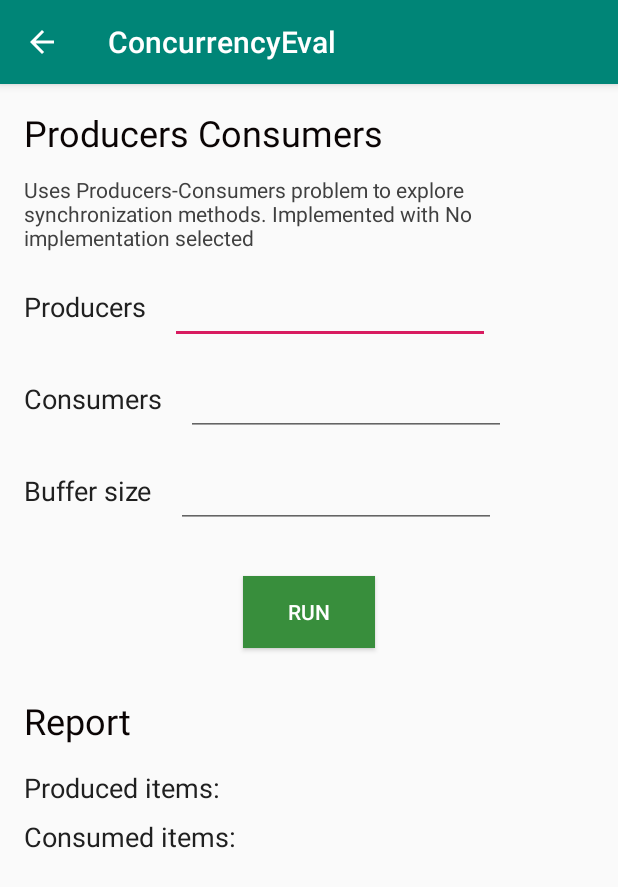
After one commit to WilliamWV/androidConcAndSync, an Android app: the ProdConsActivity screen opened directly, with no data from a screen before it, on a phone screen of 412 x 824 dp. The commit adds this screen. Shown: the top 887 px of the screen. Run offline under Robolectric (Android 15) with nearby library versions, the phone set to English and light mode, and no system bars.

Commit message:
Implemented ProcConsActivity

```diff
--- a/app/src/main/java/com/example/concurrencyeval/Constants.kt
+++ b/app/src/main/java/com/example/concurrencyeval/Constants.kt
@@ -8,6 +8,7 @@
     const val CONCURR_SUM: Int = 1
     const val PHILOSOPHERS: Int = 2
     const val DOWNLOAD_FILE: Int = 3
+    const val PROD_CONS: Int = 4
 
     // Implementations identification
 
@@ -18,6 +19,10 @@
     const val HAMER: Int = 4
     const val COROUTINES: Int = 5
     const val THREADS_BARRIER: Int = 6
+    const val SEMAPHORE: Int = 7
+    const val SYNCHRONIZED: Int = 8
+    const val ATOMIC: Int = 9
+    const val LOCK: Int = 10
 
     // Image names
 
@@ -39,14 +44,16 @@
     val problemNames = hashMapOf(
         MATRIX_MULT to "Matrix multiplication", CONCURR_SUM to "Concurrent sum",
         PHILOSOPHERS to "Philosophers", DOWNLOAD_FILE to "Download of image",
-        -1 to "No problem selected"
+        PROD_CONS to "Producers and Consumers", -1 to "No problem selected"
     )
 
     //Implmentation names
     val implNames = hashMapOf(
         THREADS to "Threads", THREAD_POOL to "ThreadPool", ASYNC_TASK to "AsyncTask",
         INTENT_SERV to "IntentServices", HAMER to "HaMeR framework", COROUTINES to "Kotlin coroutines",
-        THREADS_BARRIER to "Threads with barriers", -1 to "No implementation selected"
+        THREADS_BARRIER to "Threads with barriers", SEMAPHORE to "Semaphore",
+        SYNCHRONIZED to "Synchronized", ATOMIC to "Atomic variables", LOCK to "Lock",
+        -1 to "No implementation selected"
     )
 
     //Images URLS
@@ -86,6 +93,11 @@
             RUN_BUTTON to R.id.fd_run_button,
             DESCRIPTION_TV to R.id.fd_tv_description,
             PROGRESS_BAR to R.id.fd_progressBar
+        ),
+        PROD_CONS to hashMapOf(
+            RUN_BUTTON to R.id.pc_run_button,
+            DESCRIPTION_TV to R.id.pc_tv_description,
+            PROGRESS_BAR to R.id.pc_progressBar
         )
     )
 
--- a/app/src/main/java/com/example/concurrencyeval/activities/InitActivity.kt
+++ b/app/src/main/java/com/example/concurrencyeval/activities/InitActivity.kt
@@ -19,7 +19,8 @@
 
     private val problemsPositionMap = hashMapOf(
         0 to Constants.MATRIX_MULT, 1 to Constants.PHILOSOPHERS,
-        2 to Constants.CONCURR_SUM, 3 to Constants.DOWNLOAD_FILE
+        2 to Constants.CONCURR_SUM, 3 to Constants.DOWNLOAD_FILE,
+        4 to Constants.PROD_CONS
     )
 
     private var implsPositionMap = hashMapOf(
@@ -82,6 +83,16 @@
                     )
                 )
             }
+            Constants.PROD_CONS -> {
+                updateSpinnerToProblem(
+                    R.array.pc_implementations,
+                    hashMapOf(
+                        0 to Constants.SEMAPHORE, 1 to Constants.SYNCHRONIZED,
+                        2 to Constants.ATOMIC, 3 to Constants.LOCK
+                    )
+
+                )
+            }
         }
     }
 
@@ -125,7 +136,8 @@
                 Constants.MATRIX_MULT   -> Intent(this, MatMultActivity::class.java)
                 Constants.CONCURR_SUM   -> Intent(this, ConcSumActivity::class.java)
                 Constants.PHILOSOPHERS  -> Intent(this, PhilosophersActivity::class.java)
-                Constants.DOWNLOAD_FILE    -> Intent(this, ImgDownloadActivity::class.java)
+                Constants.DOWNLOAD_FILE -> Intent(this, ImgDownloadActivity::class.java)
+                Constants.PROD_CONS     -> Intent(this, ProdConsActivity::class.java)
 
                 else -> Intent(this, ProblemActivity::class.java).apply {
                     putExtra(Constants.PROBLEM_EXTRA, selectedProblem)
--- /dev/null
+++ b/app/src/main/java/com/example/concurrencyeval/activities/ProdConsActivity.kt
@@ -0,0 +1,43 @@
+package com.example.concurrencyeval.activities
+
+import android.os.Bundle
+import android.view.View
+import android.widget.EditText
+import android.widget.TextView
+import com.example.concurrencyeval.Constants
+import com.example.concurrencyeval.R
+import com.example.concurrencyeval.util.RunReport
+
+class ProdConsActivity : AbstractActivity(Constants.PROD_CONS) {
+
+    override fun onCreate(savedInstanceState: Bundle?) {
+        super.setImplementation(intent.getIntExtra(Constants.IMPL_EXTRA, -1))
+        setContentView(R.layout.activity_prodcons)
+
+        super.onCreate(savedInstanceState)
+
+        super.mRunButton.setOnClickListener {
+            super.mProgress.visibility = View.VISIBLE
+            val producers: Int = findViewById<EditText>(R.id.pc_et_producers).text.toString().toInt()
+            val consumers: Int = findViewById<EditText>(R.id.pc_et_consumers).text.toString().toInt()
+            val bufferSize: Int = findViewById<EditText>(R.id.pc_et_buffer).text.toString().toInt()
+            when(super.mImplementation){
+
+                else -> this.updateReport(RunReport(-1))
+            }
+        }
+
+    }
+
+    override fun updateReport(report: RunReport) {
+        val producedTV: TextView = findViewById(R.id.pc_prod_items_report)
+        val consumedTV: TextView = findViewById(R.id.pc_cons_items_report)
+        val producedReport = report.prod.toString()
+        val consumedReport = report.cons.toString()
+
+        producedTV.text = producedReport
+        consumedTV.text = consumedReport
+
+        super.mProgress.visibility = View.INVISIBLE
+    }
+}
--- a/app/src/main/java/com/example/concurrencyeval/util/RunReport.kt
+++ b/app/src/main/java/com/example/concurrencyeval/util/RunReport.kt
@@ -7,6 +7,8 @@
     val avg: Double
     val std: Double
     val ans: Any?
+    val prod: Int
+    val cons: Int
 
     private val noTime: Long = -1
     private val noAvg: Double = 0.0
@@ -17,6 +19,8 @@
         this.avg = this.noAvg
         this.std = this.noStd
         this.ans = null
+        this.prod = 0
+        this.cons = 0
     }
     constructor(share: IntArray){
         this.time = this.noTime
@@ -28,6 +32,8 @@
         }
         this.std = diffs/share.size
         this.ans = null
+        this.prod = 0
+        this.cons = 0
     }
 
     constructor(time: Long, ans: Any?){
@@ -35,6 +41,17 @@
         this.ans = ans
         this.std = this.noStd
         this.avg = this.noAvg
+        this.prod = 0
+        this.cons = 0
+    }
+
+    constructor(producedItems: Int, consumedItems: Int){
+        this.prod = producedItems
+        this.cons = consumedItems
+        this.time = this.noTime
+        this.ans = null
+        this.std = this.noStd
+        this.avg = this.noAvg
     }
 
 }
--- /dev/null
+++ b/app/src/main/res/layout/activity_prodcons.xml
@@ -0,0 +1,155 @@
+<?xml version="1.0" encoding="utf-8"?>
+<ScrollView xmlns:android="http://schemas.android.com/apk/res/android"
+    xmlns:app="http://schemas.android.com/apk/res-auto"
+    xmlns:tools="http://schemas.android.com/tools"
+    android:layout_width="match_parent"
+    android:layout_height="match_parent" >
+
+    <android.support.constraint.ConstraintLayout
+        android:layout_width="match_parent"
+        android:layout_height="wrap_content"
+        tools:context=".activities.ProdConsActivity">
+
+        <TextView
+            android:text="@string/pc_title"
+            android:layout_width="wrap_content"
+            android:layout_height="wrap_content"
+            android:id="@+id/pc_tv_title" app:layout_constraintStart_toStartOf="parent"
+            android:layout_marginStart="16dp" app:layout_constraintTop_toTopOf="parent"
+            android:textColor="@color/titleColor" android:textSize="24sp" android:layout_marginTop="16dp"/>
+        <TextView
+            android:text="@string/pc_description"
+            android:layout_width="0dp"
+            android:layout_height="wrap_content"
+            android:id="@+id/pc_tv_description"
+            app:layout_constraintTop_toBottomOf="@+id/pc_tv_title" app:layout_constraintStart_toStartOf="parent"
+            android:layout_marginLeft="16dp" android:layout_marginStart="16dp"
+            android:textColor="@color/descriptionColor"
+            android:layout_marginTop="12dp" app:layout_constraintEnd_toEndOf="parent" android:layout_marginRight="16dp"
+            android:layout_marginEnd="16dp" android:gravity="start"/>
+        <TextView
+            android:text="@string/pc_producers_label"
+            android:layout_width="wrap_content"
+            android:layout_height="wrap_content"
+            android:id="@+id/pc_tv_producers" android:layout_marginTop="24dp"
+            app:layout_constraintTop_toBottomOf="@+id/pc_tv_description" app:layout_constraintStart_toStartOf="parent"
+            android:layout_marginStart="16dp" android:textColor="@color/textColor"
+            android:textSize="18sp"/>
+        <TextView
+            android:text="@string/pc_consumers_label"
+            android:layout_width="wrap_content"
+            android:layout_height="wrap_content"
+            android:id="@+id/pc_tv_consumers"
+            app:layout_constraintStart_toStartOf="parent"
+            android:layout_marginStart="16dp" android:textColor="@color/textColor"
+            android:textSize="18sp"
+            app:layout_constraintTop_toBottomOf="@+id/pc_et_producers" android:layout_marginTop="24dp"/>
+        <EditText
+            android:layout_width="wrap_content"
+            android:layout_height="wrap_content"
+            android:ems="10"
+            android:id="@+id/pc_et_producers"
+            app:layout_constraintStart_toEndOf="@+id/pc_tv_producers" android:layout_marginStart="16dp"
+            android:layout_marginTop="16dp"
+            app:layout_constraintTop_toBottomOf="@+id/pc_tv_description"
+            android:textColor="@color/descriptionColor" android:inputType="numberDecimal" tools:ignore="Autofill"
+            android:labelFor="@id/pc_et_producers"/>
+        <EditText
+            android:layout_width="wrap_content"
+            android:layout_height="wrap_content"
+            android:ems="10"
+            android:id="@+id/pc_et_consumers"
+            app:layout_constraintStart_toEndOf="@+id/pc_tv_consumers" android:layout_marginStart="16dp"
+            android:textColor="@color/descriptionColor" android:inputType="numberDecimal" tools:ignore="Autofill"
+            android:layout_marginTop="16dp" app:layout_constraintTop_toBottomOf="@+id/pc_et_producers"
+            android:labelFor="@id/pc_et_consumers"/>
+        <TextView
+            android:text="@string/pc_buffer_size_label"
+            android:layout_width="wrap_content"
+            android:layout_height="wrap_content"
+            android:id="@+id/pc_tv_buffer"
+            app:layout_constraintStart_toStartOf="parent"
+            android:layout_marginStart="16dp" android:textColor="@color/textColor"
+            android:textSize="18sp"
+            app:layout_constraintTop_toBottomOf="@+id/pc_et_consumers" android:layout_marginTop="24dp"/>
+        <EditText
+            android:layout_width="wrap_content"
+            android:layout_height="wrap_content"
+            android:ems="10"
+            android:id="@+id/pc_et_buffer"
+            app:layout_constraintStart_toEndOf="@+id/pc_tv_buffer" android:layout_marginStart="16dp"
+            android:textColor="@color/descriptionColor" android:inputType="numberDecimal" tools:ignore="Autofill"
+            android:layout_marginTop="16dp" app:layout_constraintTop_toBottomOf="@+id/pc_et_consumers"
+            android:labelFor="@id/pc_et_buffer"/>
+
+        <Button
+            android:id="@+id/pc_run_button"
+            android:layout_width="wrap_content"
+            android:layout_height="wrap_content"
+            android:layout_marginStart="8dp"
+            android:layout_marginLeft="8dp"
+            android:layout_marginTop="32dp"
+            android:layout_marginEnd="8dp"
+            android:layout_marginRight="8dp"
+            android:background="@color/buttonColor"
+            android:text="@string/run_button"
+            android:textColor="@color/white"
+            app:layout_constraintEnd_toEndOf="parent"
+            app:layout_constraintStart_toStartOf="parent"
+            app:layout_constraintTop_toBottomOf="@+id/pc_et_buffer" />
+        <TextView
+            android:text="@string/report"
+            android:layout_width="wrap_content"
+            android:layout_height="wrap_content"
+            android:id="@+id/pc_tv_report" android:layout_marginTop="32dp"
+            app:layout_constraintTop_toBottomOf="@+id/pc_run_button" app:layout_constraintStart_toStartOf="parent"
+            android:layout_marginStart="16dp" android:textSize="24sp"
+            android:textColor="@color/titleColor"/>
+        <TextView
+            android:text="@string/produced_items"
+            android:layout_width="wrap_content"
+            android:layout_height="wrap_content"
+            android:id="@+id/pc_prod_items_label" android:layout_marginTop="16dp"
+            app:layout_constraintTop_toBottomOf="@+id/pc_tv_report" app:layout_constraintStart_toStartOf="parent"
+            android:layout_marginStart="16dp" android:textColor="@color/textColor"
+            android:textSize="18sp"/>
+        <TextView
+            android:layout_width="wrap_content"
+            android:layout_height="wrap_content"
+            android:id="@+id/pc_prod_items_report" app:layout_constraintStart_toEndOf="@+id/pc_prod_items_label"
+            android:layout_marginStart="8dp" android:layout_marginTop="16dp"
+            app:layout_constraintTop_toBottomOf="@+id/pc_tv_report" android:textSize="18sp"/>
+
+        <TextView
+            android:id="@+id/pc_cons_items_label"
+            android:layout_width="wrap_content"
+            android:layout_height="wrap_content"
+            android:layout_marginStart="16dp"
+            android:layout_marginTop="8dp"
+            android:text="@string/consumed_items"
+            android:textColor="@color/textColor"
+            android:textSize="18sp"
+            app:layout_constraintStart_toStartOf="parent"
+            app:layout_constraintTop_toBottomOf="@+id/pc_prod_items_label" />
+        <TextView
+            android:layout_width="wrap_content"
+            android:layout_height="wrap_content"
+            android:id="@+id/pc_cons_items_report" app:layout_constraintStart_toEndOf="@+id/pc_cons_items_label"
+            android:layout_marginStart="8dp" android:layout_marginTop="16dp"
+            app:layout_constraintTop_toBottomOf="@+id/pc_prod_items_report" android:textSize="18sp"/>
+
+        <ProgressBar
+            android:id="@+id/pc_progressBar"
+            style="@style/Widget.AppCompat.ProgressBar"
+            android:layout_width="wrap_content"
+            android:layout_height="wrap_content"
+            android:layout_marginStart="4dp"
+            android:layout_marginTop="32dp"
+            android:indeterminateTint="@color/progressColor"
+            android:visibility="invisible"
+            app:layout_constraintStart_toEndOf="@+id/pc_run_button"
+            app:layout_constraintTop_toBottomOf="@+id/pc_et_consumers"
+            tools:targetApi="lollipop" />
+
+    </android.support.constraint.ConstraintLayout>
+</ScrollView>
--- a/app/src/main/res/values/strings.xml
+++ b/app/src/main/res/values/strings.xml
@@ -35,11 +35,19 @@
     <string name="average">Average: </string>
     <string name="deviation">Deviation: </string>
     <string name="id_downloaded_image_description">Downloaded image</string>
+    <string name="consumed_items">Consumed items:</string>
+    <string name="produced_items">Produced items:</string>
+    <string name="pc_consumers_label">Consumers</string>
+    <string name="pc_producers_label">Producers</string>
+    <string name="pc_description">Uses Producers-Consumers problem to explore synchronization methods</string>
+    <string name="pc_title">Producers Consumers</string>
+    <string name="pc_buffer_size_label">Buffer size</string>
     <string-array name="problems">
         <item>Matrix multiplication</item>
         <item>Philosophers</item>
         <item>Concurrent sum</item>
         <item>Download of image</item>
+        <item>Producers and Consumers</item>
     </string-array>
 
     <string-array name="mm_implementations">
@@ -73,6 +81,13 @@
         <item>Kotlin coroutines</item>
     </string-array>
 
+    <string-array name="pc_implementations">
+        <item>Semaphore</item>
+        <item>Synchronized</item>
+        <item>Atomic variables</item>
+        <item>Lock</item>
+    </string-array>
+
     <string-array name="images">
         <item>Cat</item>
         <item>Dog</item>
```
Also changed, not shown: app/src/main/AndroidManifest.xml (+7 -0 lines).
